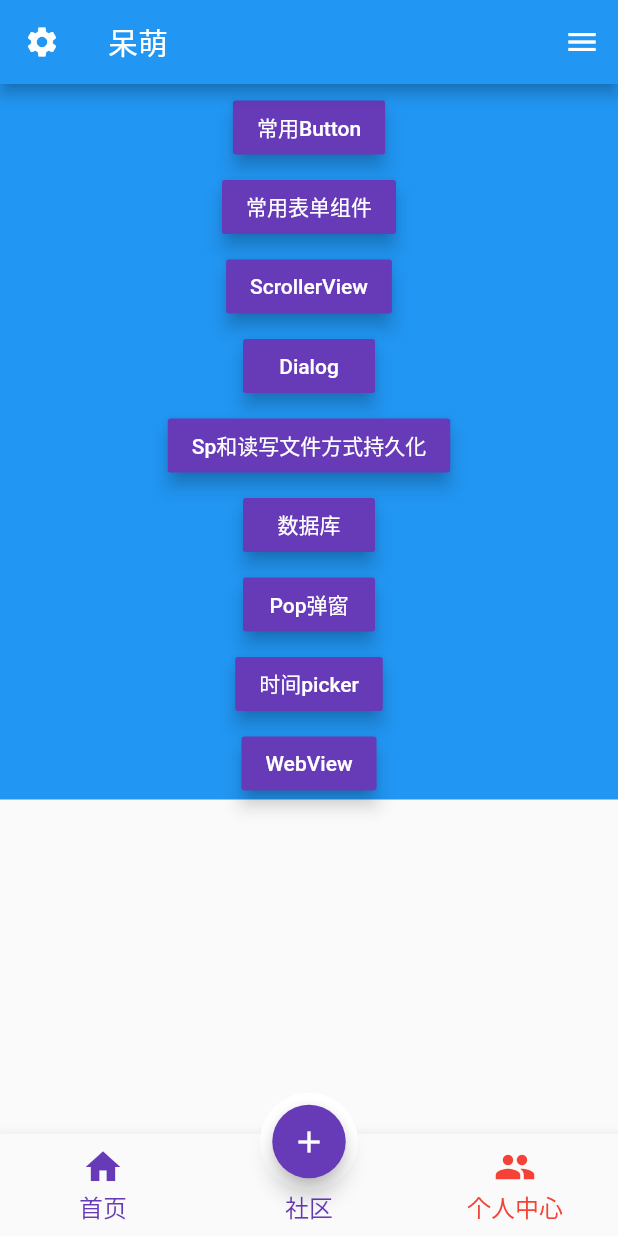
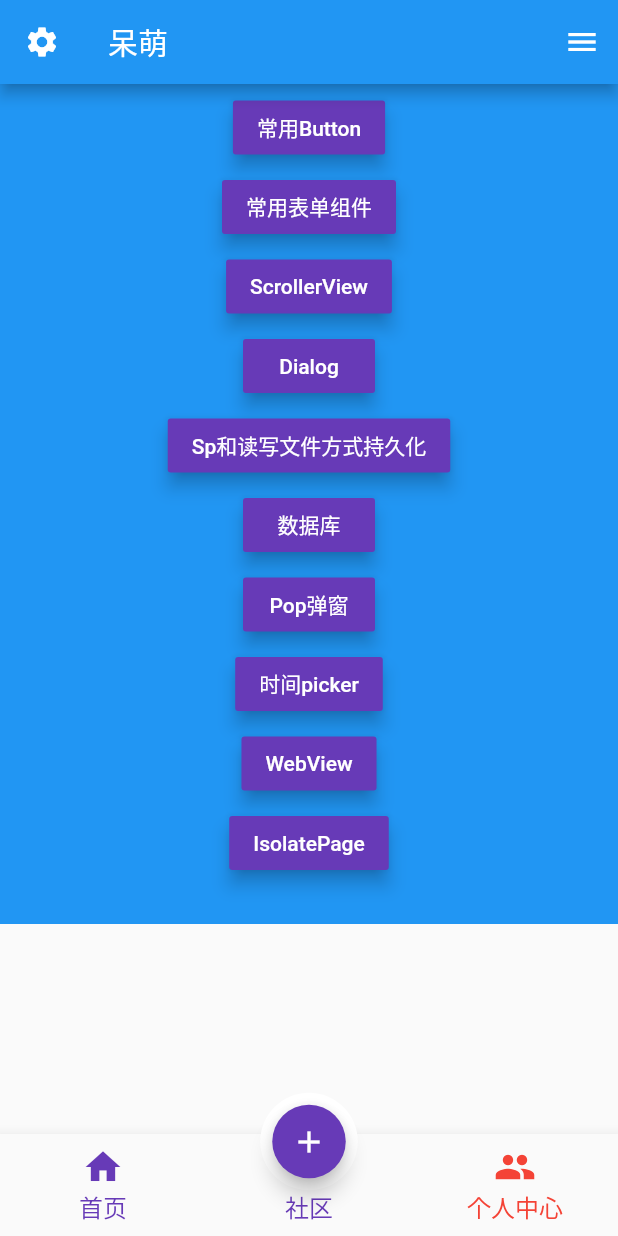
Before and after one commit to zhengzaihong/flutter_learn, a Flutter app: the screen it shows after launch, item 3 of the bottom bar chosen, on a phone screen of 412 x 824 dp. Run offline on Flutter 3.47's test engine with Material 2 defaults, Android fonts, the phone set to English and light mode, and no system bars; our stand-ins replace fluttertoast, shared_preferences, webview_flutter; accounts and stored records are empty; network calls fail.

Commit message:
flutter 17章

```diff
--- a/lib/main.dart
+++ b/lib/main.dart
@@ -1,4 +1,6 @@
-      import 'package:flutter/material.dart';
+      import 'dart:isolate';
+
+import 'package:flutter/material.dart';
       import 'package:flutter_learn/util/Global.dart';
       import 'package:flutter_localizations/flutter_localizations.dart';
       import 'route/Routes.dart';
@@ -12,7 +14,6 @@
 
         //初始化文件
         Global.initFile();
-
 
       }
 
--- a/lib/page/tabs/PersionPage.dart
+++ b/lib/page/tabs/PersionPage.dart
@@ -12,6 +12,7 @@
           return Container(
             color: Colors.blue,
             width: double.infinity,
+            padding: EdgeInsets.only(bottom: 30),
             child: SingleChildScrollView(
               child: Column(
                 children: <Widget>[
@@ -34,7 +35,6 @@
                     child: Text('常用表单组件', style: TextStyle(color: Colors.white)),
                     onPressed: () {
                       Navigator.pushNamed(context, "/FormPagePage");
-
                     },
                   ),
 
@@ -119,6 +119,18 @@
                       Navigator.pushNamed(context, "/WebViewPage");
                     },
                   ),
+
+
+                  SizedBox(height: 5),
+                  RaisedButton(
+                    elevation: 5,
+                    color: Colors.deepPurple,
+                    focusElevation: 40,
+                    child: Text('IsolatePage', style: TextStyle(color: Colors.white)),
+                    onPressed: () {
+                      Navigator.pushNamed(context, "/IsolatePage");
+                    },
+                  ),
                 ],
               ),
             )
--- a/lib/route/Routes.dart
+++ b/lib/route/Routes.dart
@@ -7,6 +7,7 @@
       import 'package:flutter_learn/page/database/DataBasePage.dart';
       import 'package:flutter_learn/page/dialog/DialogPage.dart';
       import 'package:flutter_learn/page/form/FormPage.dart';
+      import 'package:flutter_learn/page/isolate/IsolatePage.dart';
       import 'package:flutter_learn/page/persistence/PersistenPage.dart';
       import 'package:flutter_learn/page/pop/PopViewPage.dart';
       import 'package:flutter_learn/page/scrollview/ScrollerViewPage.dart';
@@ -45,6 +46,8 @@
 
         '/WebViewPage':(context)=>WebViewPage(),
 
+        '/IsolatePage':(context)=>IsolatePage(),
+
       };
 
       //优化后
```
Also changed, not shown: lib/page/isolate/IsolatePage.dart (added, +123 -0 lines).
